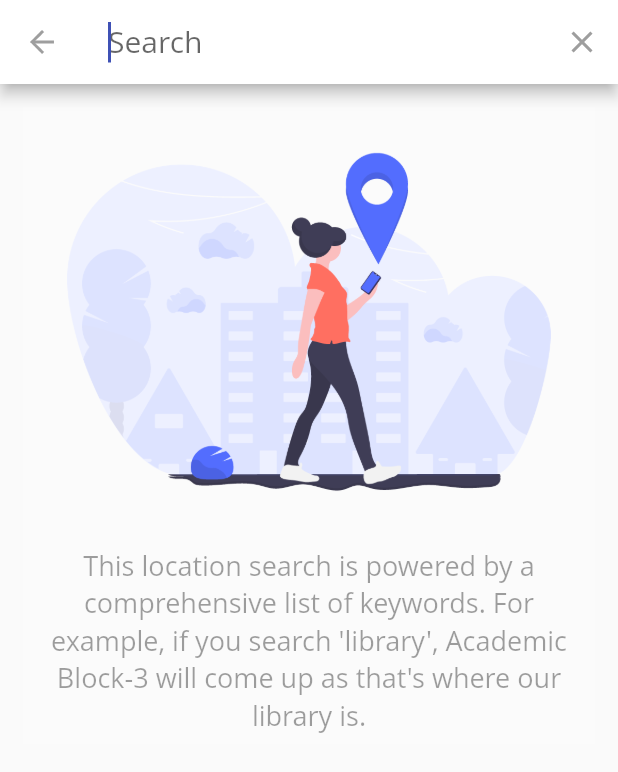
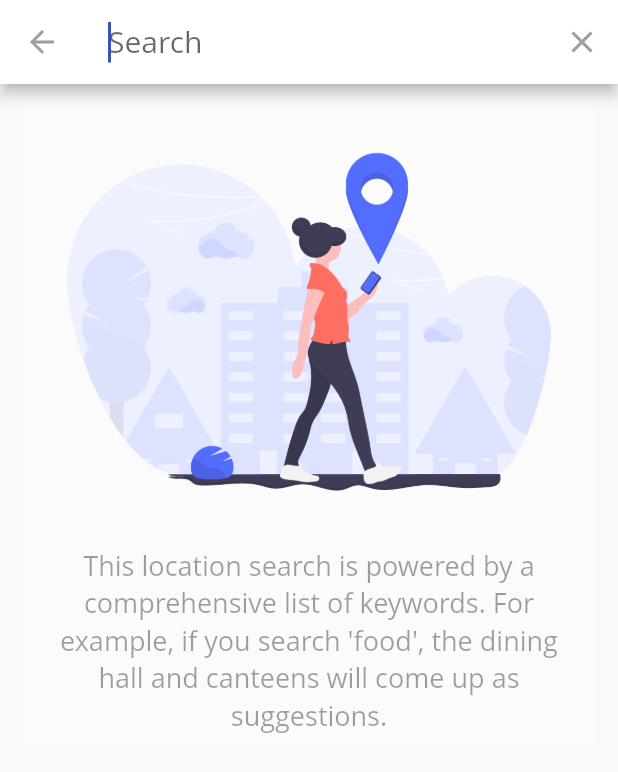
Before and after one commit to OpenSource-IITGn/InsIIT, a Flutter app: the MapPage screen opened by its route, after a tap on the "search" icon, on a phone screen of 412 x 824 dp. Shown: the top 772 px of the screen. Run offline on Flutter 3.47's test engine with Material 2 defaults, Android fonts, the phone set to English and light mode, and no system bars; our stand-ins replace cached_network_image, csv, file_picker, firebase_auth, flutter_local_notifications, flutter_offline and 7 more; missing offline and left inert: avataaar_image, device_apps, flutter_autolink_text, googleapis, transformer_page_view; accounts and stored records are empty; network calls fail; key blocks and very long unbroken strings in the code were emptied for the run.

Commit message:
Minor text change

```diff
--- a/lib/screens/map/googlemap.dart
+++ b/lib/screens/map/googlemap.dart
@@ -690,7 +690,7 @@ class CustomSearch extends SearchDelegate<String>{
               Padding(
                 padding: const EdgeInsets.all(17.0),
                 child: Text(
-                  "This location search is powered by a comprehensive list of keywords. For example, if you search 'library', Academic Block-3 will come up as that's where our library is.",
+                  "This location search is powered by a comprehensive list of keywords. For example, if you search 'food', the dining hall and canteens will come up as suggestions.",
                   style: TextStyle(
                     color: Colors.black38,
                     fontSize: 18,
```
